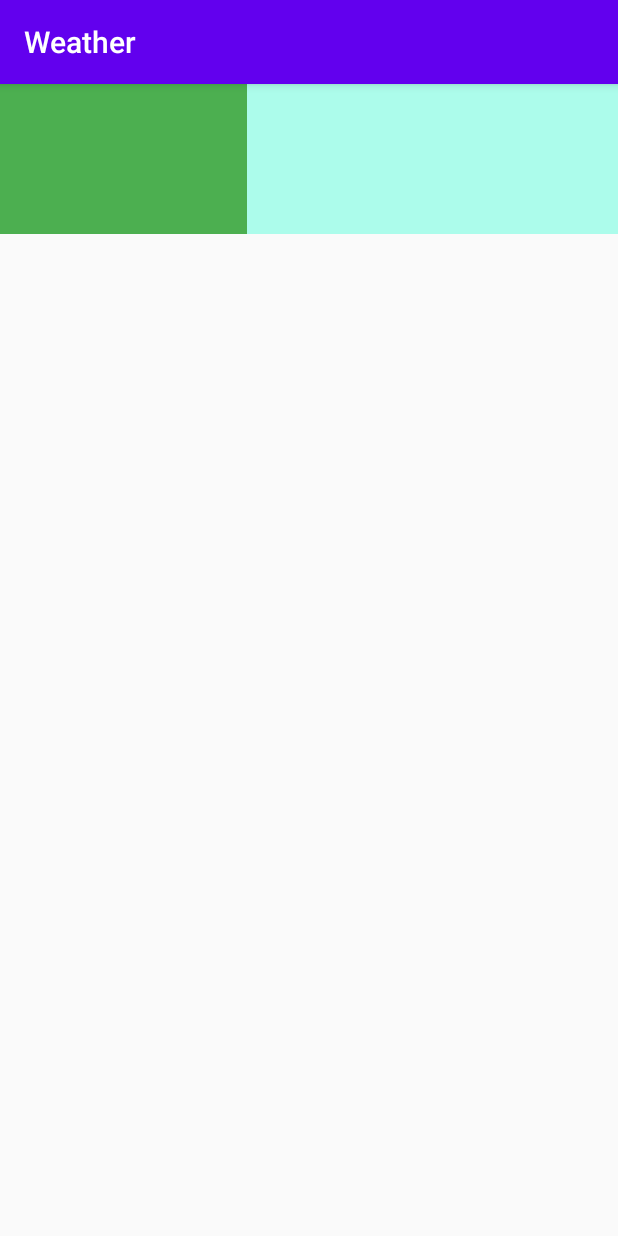
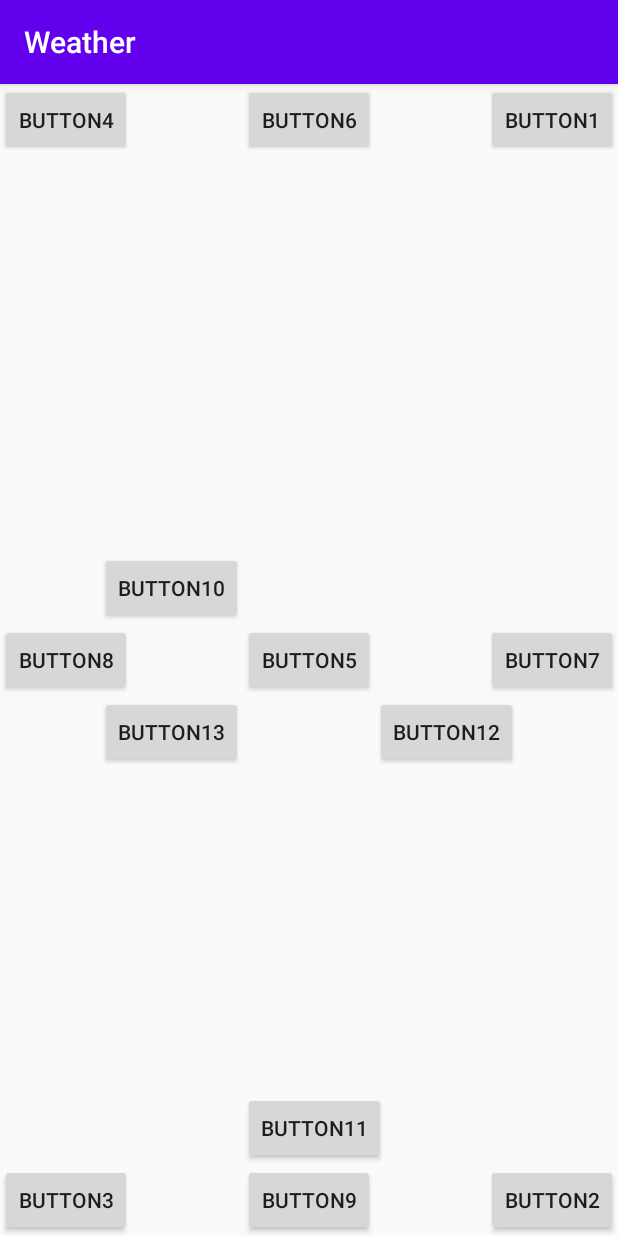
Before and after one commit to KMN24/Weather, an Android app: the screen it shows after launch (MainActivity), on a phone screen of 412 x 824 dp. Run offline under Robolectric (Android 15) with nearby library versions, the phone set to English and light mode, and no system bars.

Commit message:
Relative Layout 29th lesson

```diff
--- a/app/src/main/res/layout/activity_main.xml
+++ b/app/src/main/res/layout/activity_main.xml
@@ -1,23 +1,103 @@
 <?xml version="1.0" encoding="utf-8"?>
-<LinearLayout xmlns:android="http://schemas.android.com/apk/res/android"
+<RelativeLayout xmlns:android="http://schemas.android.com/apk/res/android"
 
     xmlns:tools="http://schemas.android.com/tools"
     android:layout_width="match_parent"
     android:layout_height="match_parent"
-    android:orientation="horizontal"
-    android:weightSum="5"
     tools:context=".MainActivity">
 
-    <View
-        android:layout_weight="2"
-        android:layout_width="0dp"
-        android:layout_height="100dp"
-        android:background="@color/green"/>
-    <View
-        android:layout_weight="3"
-        android:layout_width="0dp"
-        android:layout_height="100dp"
-        android:background="@color/green_light"/>
+    <Button
+        android:id="@+id/btn1"
+        android:layout_width="wrap_content"
+        android:layout_height="wrap_content"
+        android:text="Button1"
+        android:layout_alignParentEnd="true"
+        />
 
+    <Button
+        android:id="@+id/btn2"
+        android:layout_width="wrap_content"
+        android:layout_height="wrap_content"
+        android:text="Button2"
+        android:layout_alignParentEnd="true"
+        android:layout_alignParentBottom="true"
+        />
+    <Button
+        android:id="@+id/btn3"
+        android:layout_width="wrap_content"
+        android:layout_height="wrap_content"
+        android:text="Button3"
+        android:layout_alignParentStart="true"
+        android:layout_alignParentBottom="true"
+        />
+    <Button
+        android:id="@+id/btn4"
+        android:layout_width="wrap_content"
+        android:layout_height="wrap_content"
+        android:text="Button4"
+        />
 
-</LinearLayout>
+    <Button
+        android:id="@+id/btn5"
+        android:layout_width="wrap_content"
+        android:layout_height="wrap_content"
+        android:layout_centerInParent="true"
+        android:text="Button5" />
+    <Button
+        android:id="@+id/btn6"
+        android:layout_width="wrap_content"
+        android:layout_height="wrap_content"
+        android:layout_centerHorizontal="true"
+        android:text="Button6" />
+    <Button
+        android:id="@+id/btn7"
+        android:layout_width="wrap_content"
+        android:layout_height="wrap_content"
+        android:layout_centerVertical="true"
+        android:layout_alignParentEnd="true"
+        android:text="Button7" />
+
+    <Button
+        android:id="@+id/btn8"
+        android:layout_width="wrap_content"
+        android:layout_height="wrap_content"
+        android:layout_centerVertical="true"
+        android:text="Button8" />
+    <Button
+        android:id="@+id/btn9"
+        android:layout_width="wrap_content"
+        android:layout_height="wrap_content"
+        android:layout_alignParentBottom="true"
+        android:layout_centerHorizontal="true"
+        android:text="Button9" />
+
+    <Button
+        android:id="@+id/btn10"
+        android:layout_width="wrap_content"
+        android:layout_height="wrap_content"
+        android:layout_above="@id/btn5"
+        android:layout_toStartOf="@id/btn5"
+        android:text="Button10" />
+    <Button
+        android:id="@+id/btn11"
+        android:layout_width="wrap_content"
+        android:layout_height="wrap_content"
+        android:layout_above="@id/btn9"
+        android:layout_alignLeft="@id/btn9"
+        android:text="Button11" />
+    <Button
+        android:id="@+id/btn12"
+        android:layout_width="wrap_content"
+        android:layout_height="wrap_content"
+        android:layout_below="@id/btn5"
+        android:layout_toEndOf="@id/btn5"
+        android:text="Button12" />
+    <Button
+        android:id="@+id/btn13"
+        android:layout_width="wrap_content"
+        android:layout_height="wrap_content"
+        android:layout_below="@id/btn5"
+        android:layout_toStartOf="@id/btn5"
+        android:text="Button13" />
+
+</RelativeLayout>
```
